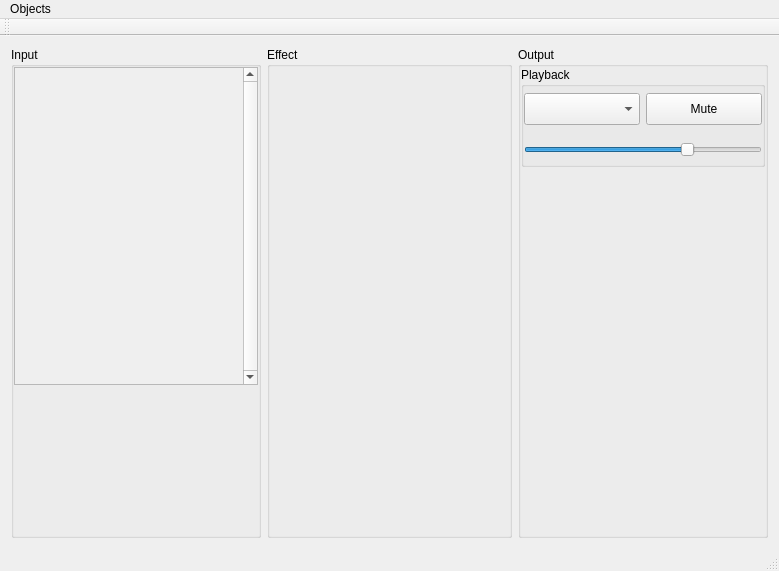
The window that src/interface/Decoder.ui (andresgonzalezfornell/TFM) describes before a commit, drawn with Qt 5.
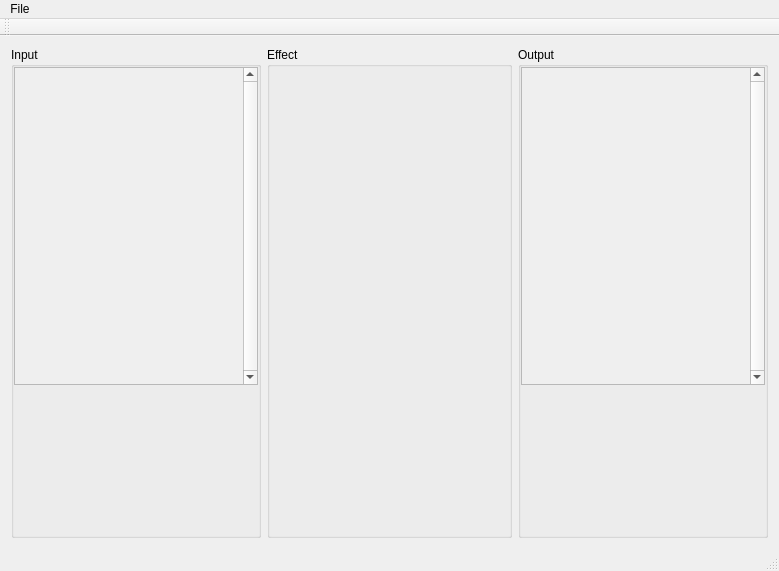
The same window after the commit.

Diff of the .ui file:
```diff
--- a/src/interface/Decoder.ui
+++ b/src/interface/Decoder.ui
@@ -155,7 +155,10 @@
       <property name="title">
        <string>Output</string>
       </property>
-      <layout class="QVBoxLayout" name="verticalLayout_2">
+      <layout class="QVBoxLayout" name="output_layout">
+       <property name="spacing">
+        <number>0</number>
+       </property>
        <property name="leftMargin">
         <number>0</number>
        </property>
@@ -169,134 +172,70 @@
         <number>0</number>
        </property>
        <item>
-        <widget class="QGroupBox" name="playback">
+        <widget class="QScrollArea" name="output_channels">
+         <property name="sizePolicy">
+          <sizepolicy hsizetype="Preferred" vsizetype="Preferred">
+           <horstretch>13</horstretch>
+           <verstretch>0</verstretch>
+          </sizepolicy>
+         </property>
+         <property name="verticalScrollBarPolicy">
+          <enum>Qt::ScrollBarAlwaysOn</enum>
+         </property>
+         <property name="horizontalScrollBarPolicy">
+          <enum>Qt::ScrollBarAlwaysOff</enum>
+         </property>
+         <property name="sizeAdjustPolicy">
+          <enum>QAbstractScrollArea::AdjustToContents</enum>
+         </property>
+         <property name="widgetResizable">
+          <bool>true</bool>
+         </property>
+         <property name="alignment">
+          <set>Qt::AlignLeading|Qt::AlignLeft|Qt::AlignTop</set>
+         </property>
+         <widget class="QWidget" name="output_list">
+          <property name="geometry">
+           <rect>
+            <x>0</x>
+            <y>0</y>
+            <width>226</width>
+            <height>327</height>
+           </rect>
+          </property>
+          <layout class="QVBoxLayout" name="output_list_layout">
+           <property name="leftMargin">
+            <number>5</number>
+           </property>
+           <property name="topMargin">
+            <number>5</number>
+           </property>
+           <property name="rightMargin">
+            <number>5</number>
+           </property>
+           <property name="bottomMargin">
+            <number>5</number>
+           </property>
+          </layout>
+         </widget>
+        </widget>
+       </item>
+       <item>
+        <widget class="QWidget" name="output_chart" native="true">
          <property name="minimumSize">
           <size>
-           <width>0</width>
-           <height>100</height>
+           <width>200</width>
+           <height>150</height>
           </size>
          </property>
          <property name="maximumSize">
           <size>
-           <width>16777215</width>
-           <height>100</height>
+           <width>300</width>
+           <height>150</height>
           </size>
          </property>
-         <property name="title">
-          <string>Playback</string>
-         </property>
-         <layout class="QVBoxLayout" name="verticalLayout_5">
-          <property name="spacing">
-           <number>0</number>
-          </property>
-          <property name="leftMargin">
-           <number>0</number>
-          </property>
-          <property name="topMargin">
-           <number>0</number>
-          </property>
-          <property name="rightMargin">
-           <number>0</number>
-          </property>
-          <property name="bottomMargin">
-           <number>0</number>
-          </property>
-          <item>
-           <layout class="QHBoxLayout" name="playback_control_1">
-            <item>
-             <widget class="QComboBox" name="playback_device">
-              <property name="sizePolicy">
-               <sizepolicy hsizetype="Preferred" vsizetype="Maximum">
-                <horstretch>0</horstretch>
-                <verstretch>0</verstretch>
-               </sizepolicy>
-              </property>
-              <property name="minimumSize">
-               <size>
-                <width>0</width>
-                <height>32</height>
-               </size>
-              </property>
-              <property name="maximumSize">
-               <size>
-                <width>16777215</width>
-                <height>32</height>
-               </size>
-              </property>
-             </widget>
-            </item>
-            <item>
-             <widget class="QPushButton" name="playback_pause">
-              <property name="sizePolicy">
-               <sizepolicy hsizetype="Minimum" vsizetype="Maximum">
-                <horstretch>0</horstretch>
-                <verstretch>0</verstretch>
-               </sizepolicy>
-              </property>
-              <property name="minimumSize">
-               <size>
-                <width>0</width>
-                <height>32</height>
-               </size>
-              </property>
-              <property name="maximumSize">
-               <size>
-                <width>16777215</width>
-                <height>32</height>
-               </size>
-              </property>
-              <property name="text">
-               <string>Mute</string>
-              </property>
-             </widget>
-            </item>
-           </layout>
-          </item>
-          <item>
-           <layout class="QVBoxLayout" name="playback_control_2">
-            <item>
-             <widget class="QWidget" name="playback_level" native="true">
-              <property name="sizePolicy">
-               <sizepolicy hsizetype="Expanding" vsizetype="Preferred">
-                <horstretch>0</horstretch>
-                <verstretch>0</verstretch>
-               </sizepolicy>
-              </property>
-              <property name="minimumSize">
-               <size>
-                <width>200</width>
-                <height>5</height>
-               </size>
-              </property>
-              <property name="maximumSize">
-               <size>
-                <width>16777215</width>
-                <height>5</height>
-               </size>
-              </property>
-             </widget>
-            </item>
-            <item>
-             <widget class="QSlider" name="playback_volume">
-              <property name="maximum">
-               <number>100</number>
-              </property>
-              <property name="value">
-               <number>70</number>
-              </property>
-              <property name="orientation">
-               <enum>Qt::Horizontal</enum>
-              </property>
-             </widget>
-            </item>
-           </layout>
-          </item>
-         </layout>
         </widget>
        </item>
-       <item>
-        <widget class="QWidget" name="output_time" native="true"/>
-       </item>
       </layout>
      </widget>
     </item>
@@ -311,9 +250,9 @@
      <height>22</height>
     </rect>
    </property>
-   <widget class="QMenu" name="channels_menu">
+   <widget class="QMenu" name="menu_file">
     <property name="title">
-     <string>Objects</string>
+     <string>File</string>
     </property>
     <widget class="QMenu" name="channels_fs">
      <property name="title">
@@ -327,7 +266,7 @@
     </widget>
     <addaction name="channels_fs"/>
    </widget>
-   <addaction name="channels_menu"/>
+   <addaction name="menu_file"/>
   </widget>
   <widget class="QToolBar" name="mainToolBar">
    <attribute name="toolBarArea">
```
Left out of the diff: 37 changed lines with no effect on the pictures.
